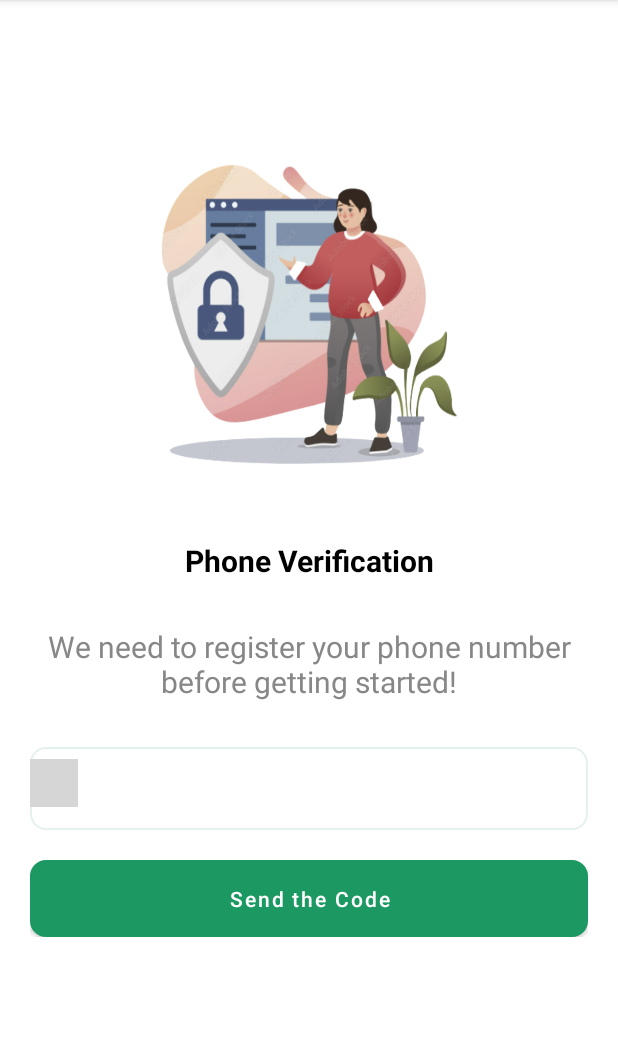
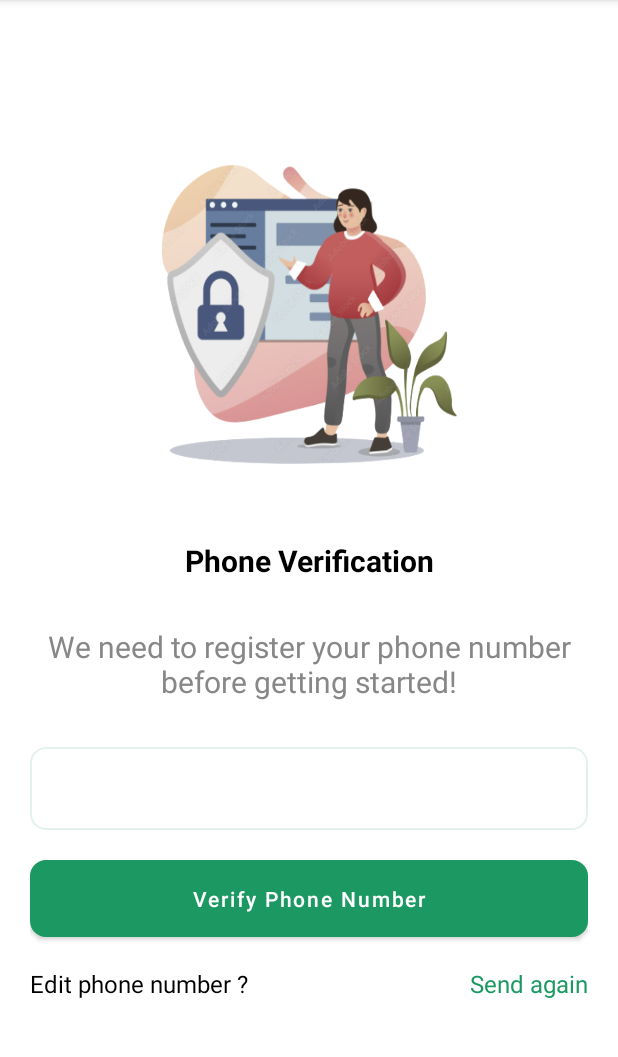
Before and after one commit to awaishaniflhr/Verification_Screen, an Android app: the screen it shows after launch (MainActivity before the commit, MainActivity2 after it), after a tap on "Send the Code", on a phone screen of 412 x 824 dp, the part 84-1141 px from its top. Run offline under Robolectric (Android 15) with nearby library versions, the phone set to English and light mode, and no system bars; libraries missing offline, so code that uses them is left out: com.hbb20; plain views replace CountryCodePicker; 1 statement that could not run was skipped; grey boxes are pictures that could not be loaded.

Commit message:
initial commit 2

```diff
--- a/app/build.gradle
+++ b/app/build.gradle
@@ -36,5 +36,6 @@ dependencies {
     androidTestImplementation 'androidx.test.ext:junit:1.1.3'
     androidTestImplementation 'androidx.test.espresso:espresso-core:3.4.0'
     implementation 'com.hbb20:ccp:2.5.4'
+    implementation 'com.chaos.view:pinview:1.4.3'
 
 }
--- a/app/src/main/AndroidManifest.xml
+++ b/app/src/main/AndroidManifest.xml
@@ -14,6 +14,9 @@
         android:theme="@style/Theme.Verification_Screen_01"
         tools:targetApi="31">
         <activity
+            android:name=".MainActivity2"
+            android:exported="false" />
+        <activity
             android:name=".MainActivity"
             android:exported="true">
             <intent-filter>
--- a/app/src/main/java/com/example/verification_screen_01/MainActivity.java
+++ b/app/src/main/java/com/example/verification_screen_01/MainActivity.java
@@ -4,6 +4,7 @@ import androidx.appcompat.app.AppCompatActivity;
 import com.hbb20.CountryCodePicker;
 
 import android.content.Context;
+import android.content.Intent;
 import android.os.Bundle;
 import android.view.View;
 import android.widget.Button;
@@ -22,8 +23,20 @@ public class MainActivity extends AppCompatActivity {
         super.onCreate(savedInstanceState);
         setContentView(R.layout.activity_main);
 
+        sendbtn = (Button) findViewById(R.id.btnSend);
+        sendbtn.setOnClickListener(new View.OnClickListener() {
+            @Override
+            public void onClick(View view) {
+                openActivity2();
+            }
+        });
+
         initializeViews();
-        listeners();
+//        listeners();
+    }
+    public void openActivity2(){
+        Intent intent = new Intent(this, MainActivity2.class);
+        startActivity(intent);
     }
 
     private void initializeViews(){
@@ -31,24 +44,24 @@ public class MainActivity extends AppCompatActivity {
         phonetextview = (EditText) findViewById(R.id.editTextPhone);
         sendbtn = (Button) findViewById(R.id.btnSend);
     }
-    private  void listeners(){
-        sendbtn.setOnClickListener(new View.OnClickListener() {
-            @Override
-            public void onClick(View view) {
-                //get Variables
-                String code = ccp.getSelectedCountryCode();
-                String country = ccp.getSelectedCountryEnglishName();
-                String number = ccp.getTextView_selectedCountry().getText().toString();
-
-
-                //Create Toast  String number = ccp.phonetextview.getText().toString();
-                Context context = getApplicationContext();
-                CharSequence text = "Country : "+ country + ", Value Sent: "+ code+" " + number;
-                int duration = Toast.LENGTH_SHORT;
-                Toast toast = Toast.makeText(context, text, duration);
-                toast.show();
-            }
-        });
-    }
+//    private  void listeners(){
+//        sendbtn.setOnClickListener(new View.OnClickListener() {
+//            @Override
+//            public void onClick(View view) {
+//                //get Variables
+//                String code = ccp.getSelectedCountryCode();
+//                String country = ccp.getSelectedCountryEnglishName();
+//                String number = ccp.getTextView_selectedCountry().getText().toString();
+//
+//
+//                //Create Toast  String number = ccp.phonetextview.getText().toString();
+//                Context context = getApplicationContext();
+//                CharSequence text = "Country : "+ country + ", Value Sent: "+ code+" " + number;
+//                int duration = Toast.LENGTH_SHORT;
+//                Toast toast = Toast.makeText(context, text, duration);
+//                toast.show();
+//            }
+//        });
+//    }
 
 }
--- /dev/null
+++ b/app/src/main/java/com/example/verification_screen_01/MainActivity2.java
@@ -0,0 +1,35 @@
+package com.example.verification_screen_01;
+
+import androidx.appcompat.app.AppCompatActivity;
+
+import android.content.Intent;
+import android.os.Bundle;
+import android.view.View;
+import android.widget.Button;
+import android.widget.TextView;
+
+import org.w3c.dom.Text;
+
+public class MainActivity2 extends AppCompatActivity {
+
+    private TextView editNumber;
+
+    @Override
+    protected void onCreate(Bundle savedInstanceState) {
+        super.onCreate(savedInstanceState);
+        setContentView(R.layout.activity_main2);
+
+        editNumber = (TextView) findViewById(R.id.editNumber);
+        editNumber.setOnClickListener(new View.OnClickListener() {
+            @Override
+            public void onClick(View view) {
+                openActivity();
+            }
+        });
+
+    }
+    public void openActivity(){
+        Intent intent = new Intent(this, MainActivity.class);
+        startActivity(intent);
+    }
+}
--- a/app/src/main/res/layout/verifyphonenumber.xml
+++ b/app/src/main/res/layout/activity_main2.xml
@@ -1,8 +1,10 @@
 <?xml version="1.0" encoding="utf-8"?>
+<ScrollView xmlns:app="http://schemas.android.com/apk/res-auto"
+    xmlns:tools="http://schemas.android.com/tools"
+    android:layout_width="match_parent"
+    android:layout_height="wrap_content"
+    xmlns:android="http://schemas.android.com/apk/res/android">
 <RelativeLayout
-    xmlns:android="http://schemas.android.com/apk/res/android"
-    xmlns:app="http://schemas.android.com/apk/res-auto"
-    xmlns:tools="http://schemas.android.com/tools"
     android:layout_width="match_parent"
     android:layout_height="match_parent"
     android:padding="20dp"
@@ -10,12 +12,13 @@
 
     <ImageView
         android:id="@+id/cracter_img"
-        android:layout_width="wrap_content"
-        android:layout_height="wrap_content"
+        android:layout_width="200dp"
+        android:layout_height="230dp"
+        android:layout_alignParentTop="true"
         android:layout_centerHorizontal="true"
-        android:layout_marginTop="100dp"
-        android:background="@drawable/cracter" />
-s
+        android:layout_marginTop="80dp"
+        android:background="@drawable/cracter2" />
+
     <TextView
         android:id="@+id/cracter_title"
         android:layout_width="match_parent"
@@ -51,6 +54,8 @@ s
         android:inputType="phone"
         android:padding="15dp" />
 
+
+
     <Button
         android:id="@+id/phone_submit_btn"
         android:layout_width="match_parent"
@@ -62,4 +67,30 @@ s
         android:text="@string/verify_phone_number"
         android:textAllCaps="false" />
 
+    <TextView
+        android:id="@+id/editNumber"
+        android:layout_width="wrap_content"
+        android:layout_height="wrap_content"
+        android:layout_below="@+id/phone_submit_btn"
+        android:layout_marginTop="20dp"
+        android:text="@string/edit_phone_number"
+        android:textColor="@color/black"
+        android:textSize="16sp"
+        android:textStyle="normal" />
+
+    <TextView
+        android:id="@+id/sendagain"
+        android:layout_width="wrap_content"
+        android:layout_height="wrap_content"
+        android:layout_below="@+id/phone_submit_btn"
+        android:layout_alignParentEnd="true"
+        android:layout_marginTop="20dp"
+        android:layout_marginEnd="0dp"
+        android:layout_toEndOf="@+id/editNumber"
+        android:text="@string/send_again"
+        android:textAlignment="viewEnd"
+        android:textColor="@color/gareen"
+        android:textSize="16sp" />
+
 </RelativeLayout>
+</ScrollView>
--- a/app/src/main/res/values/strings.xml
+++ b/app/src/main/res/values/strings.xml
@@ -4,4 +4,6 @@
     <string name="we_need_to_register_your_phone_number_before_getting_started">We need to register your phone number before getting started!</string>
     <string name="send_the_code">Send the Code</string>
     <string name="verify_phone_number">Verify Phone Number</string>
+    <string name="edit_phone_number">Edit phone number ?</string>
+    <string name="send_again">Send again</string>
 </resources>
```
